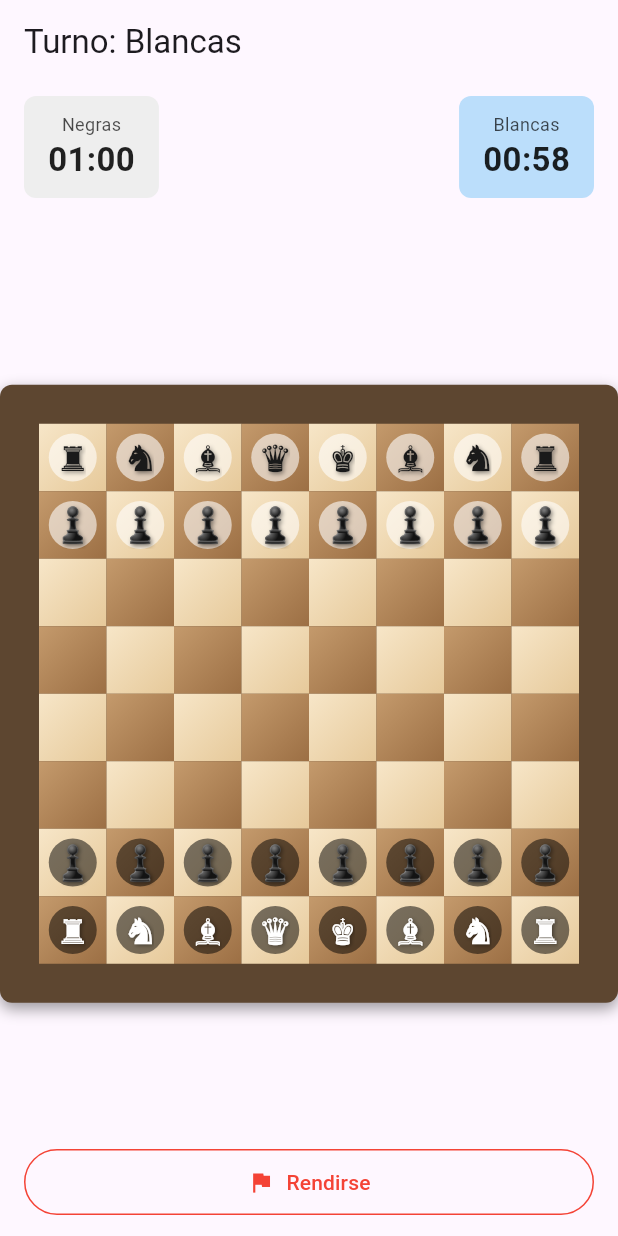
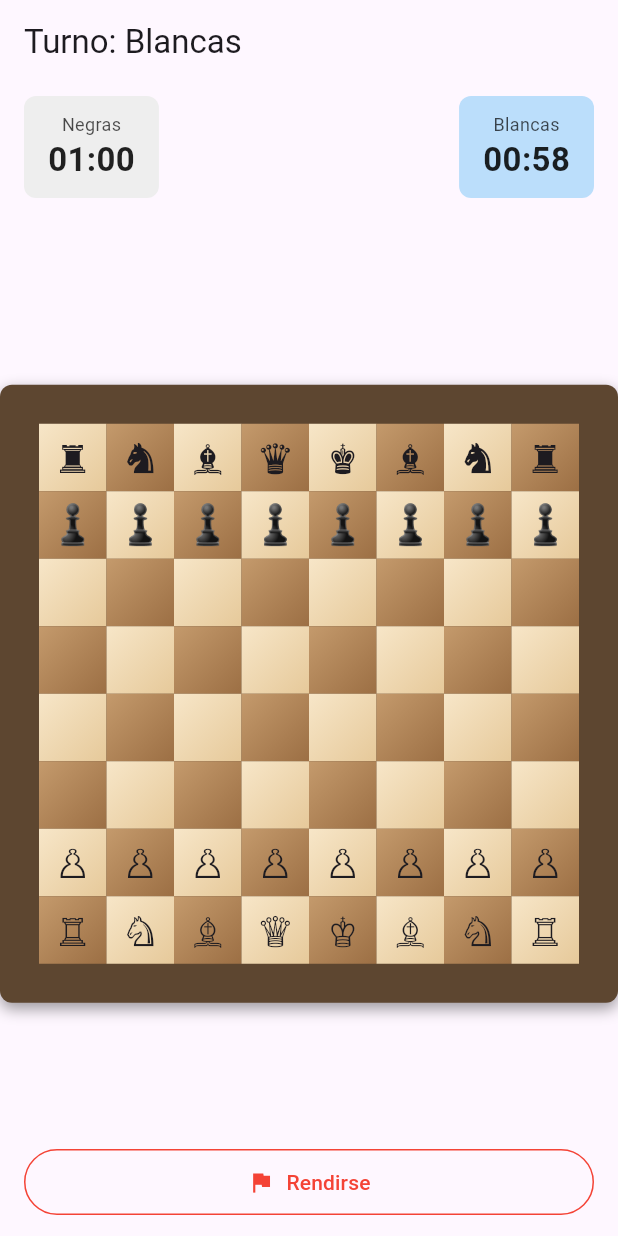
Before and after one commit to adh3us/Chess-in-time, a Flutter app: the screen it shows after launch, after a tap on "Alto", after a tap on "Bullet · 1+0", on a phone screen of 412 x 824 dp. Run offline on Flutter 3.47's test engine with Material 3 defaults, Android fonts, the phone set to English and light mode, and no system bars.

Commit message:
Fase 4: volver a foja cero en piezas y sacar el nivel Medio (por decisión de Lucas)
Los tres intentos sucesivos de darle un estilo propio a las piezas en
Medio/Alto (glifo hueco relleno, contorno con copias desplazadas, círculo
de fondo) terminaron en el mismo problema de contraste una y otra vez.
Las piezas nunca fueron el problema real -- el set clásico ya funcionaba
desde la Fase 2/3 -- así que se revierte por completo: ahora se dibujan
siempre igual, en cualquier nivel.

Se saca el nivel Medio del selector, dejando solo dos: Básico (el
clásico) y Alto, que ahora se diferencia únicamente por el tablero
(colores con degradé, marco con relieve, coordenadas a-h/1-8) y no toca
para nada cómo se ven las piezas.

```diff
--- a/chess_in_time/lib/board_theme.dart
+++ b/chess_in_time/lib/board_theme.dart
@@ -2,13 +2,16 @@ import 'package:flutter/material.dart';
 
 /// ---------------------------------------------------------------------------
 /// CHESS IN TIME — Niveles de visualización del tablero
-/// Tres niveles dentro del mismo estilo "liviano" de la Fase 4: sin imágenes,
-/// sin sprites, sin assets externos — todo resuelto con color/gradiente/sombra
-/// de Flutter puro. Cada nivel es más rico que el anterior, pero ninguno
-/// toca la lógica del juego (motor y reglas quedan exactamente igual).
+/// Dos niveles dentro del mismo estilo "liviano" de la Fase 4: sin imágenes,
+/// sin sprites, sin assets externos — todo resuelto con color/gradiente de
+/// Flutter puro. Ninguno toca la lógica del juego (motor y reglas quedan
+/// exactamente igual), y ninguno toca cómo se dibujan las piezas — eso fue
+/// la fuente de todos los problemas de contraste en el intento anterior con
+/// 3 niveles (Medio se sacó por decisión de Lucas). Alto solo cambia el
+/// tablero: colores, marco y coordenadas.
 /// ---------------------------------------------------------------------------
 
-enum BoardVisual { basico, medio, alto }
+enum BoardVisual { basico, alto }
 
 class BoardThemeConfig {
   final String label;
@@ -18,7 +21,6 @@ class BoardThemeConfig {
   final Gradient? lightSquareGradient;
   final Gradient? darkSquareGradient;
   final Color? lastMoveHighlight;
-  final bool pieceShadow;
   final bool showCoordinates;
   final bool framed;
   final Color frameColor;
@@ -31,7 +33,6 @@ class BoardThemeConfig {
     this.lightSquareGradient,
     this.darkSquareGradient,
     this.lastMoveHighlight,
-    this.pieceShadow = false,
     this.showCoordinates = false,
     this.framed = false,
     this.frameColor = Colors.transparent,
@@ -41,31 +42,13 @@ class BoardThemeConfig {
 final Map<BoardVisual, BoardThemeConfig> boardThemes = {
   BoardVisual.basico: BoardThemeConfig(
     label: 'Básico',
-    description: 'El actual: dos colores lisos, sin marco ni sombras.',
+    description: 'El clásico: dos colores lisos, sin marco ni sombras.',
     lightSquare: Colors.grey.shade100,
     darkSquare: Colors.grey.shade300,
   ),
-  BoardVisual.medio: BoardThemeConfig(
-    label: 'Medio',
-    description: 'Casillas con leve degradé, sombra en las piezas y resalte de la última jugada.',
-    lightSquare: const Color(0xFFEDE6D6),
-    darkSquare: const Color(0xFF7C9473),
-    lightSquareGradient: LinearGradient(
-      begin: Alignment.topLeft,
-      end: Alignment.bottomRight,
-      colors: [const Color(0xFFF3EEE1), const Color(0xFFE3D9C2)],
-    ),
-    darkSquareGradient: LinearGradient(
-      begin: Alignment.topLeft,
-      end: Alignment.bottomRight,
-      colors: [const Color(0xFF87A17C), const Color(0xFF6D8863)],
-    ),
-    lastMoveHighlight: const Color(0x664FC3F7),
-    pieceShadow: true,
-  ),
   BoardVisual.alto: BoardThemeConfig(
     label: 'Alto',
-    description: 'Todo lo de Medio, más coordenadas a-h/1-8 y marco con relieve.',
+    description: 'Casillas con degradé cálido, coordenadas a-h/1-8 y marco con relieve.',
     lightSquare: const Color(0xFFF0D9B5),
     darkSquare: const Color(0xFFB58863),
     lightSquareGradient: LinearGradient(
@@ -79,7 +62,6 @@ final Map<BoardVisual, BoardThemeConfig> boardThemes = {
       colors: [const Color(0xFFC49A6C), const Color(0xFF9C6F44)],
     ),
     lastMoveHighlight: const Color(0x664FC3F7),
-    pieceShadow: true,
     showCoordinates: true,
     framed: true,
     frameColor: const Color(0xFF5D4630),
--- a/chess_in_time/lib/chess_game_screen.dart
+++ b/chess_in_time/lib/chess_game_screen.dart
@@ -73,42 +73,18 @@ _Material _computeMaterial(LocalChessEngine engine) {
   return _Material(capturedByWhite, capturedByBlack, diff);
 }
 
-/// Dibuja una pieza en el tablero según el tema visual activo.
+/// Dibuja una pieza en el tablero.
 ///
-/// Tercera vuelta de feedback de Lucas: el intento del contorno "a mano"
-/// (copias del glifo desplazadas) seguía viéndose mal, porque estos glifos
-/// tienen muchos contornos internos chicos (las puntas de una corona, la
-/// crin del caballo) — a tamaño de pieza, el contorno terminaba tapando
-/// casi toda la silueta de nuevo, cualquiera sea la técnica de trazo.
-///
-/// En vez de perseguir el contorno del glifo, la pieza ahora va sobre un
-/// círculo de fondo — oscuro detrás de las blancas, claro detrás de las
-/// negras — que da contraste garantizado sin depender de la geometría
-/// interna del carácter. Blancas y negras comparten el mismo glifo sólido
-/// y el mismo tratamiento (círculo + relleno), solo cambian los colores:
-/// es la misma línea de diseño para las dos. Básico sigue con el set
-/// clásico hueco/sólido sin tocar.
-Widget _pieceGlyph(ChessPiece piece, BoardThemeConfig theme, bool unifiedStyle) {
-  final shadows = theme.pieceShadow
-      ? const [Shadow(color: Colors.black45, blurRadius: 3, offset: Offset(1, 1))]
-      : null;
-
-  if (!unifiedStyle) {
-    return Text(_symbols[piece.color]![piece.type]!, style: TextStyle(fontSize: 26, shadows: shadows));
-  }
-
-  final glyph = _symbols[PieceColor.black]![piece.type]!; // misma silueta para las dos, un solo estilo
-  final isWhite = piece.color == PieceColor.white;
-  final fill = isWhite ? Colors.white : const Color(0xFF1A1A1A);
-  final pad = isWhite ? Colors.black.withAlpha(130) : Colors.white.withAlpha(150);
-
-  return Container(
-    width: 32,
-    height: 32,
-    alignment: Alignment.center,
-    decoration: BoxDecoration(shape: BoxShape.circle, color: pad),
-    child: Text(glyph, style: TextStyle(fontSize: 23, color: fill, shadows: shadows)),
-  );
+/// Vuelta a foja cero por decisión de Lucas: los tres intentos de darle un
+/// estilo distinto a las piezas en Medio/Alto (glifo hueco relleno,
+/// contorno con copias desplazadas, círculo de fondo) terminaron en el
+/// mismo problema de contraste una y otra vez, y Medio se sacó del todo.
+/// Las piezas se dibujan siempre igual, en cualquier nivel — es el set
+/// clásico que ya venía funcionando desde la Fase 2/3 y nunca fue el
+/// problema. Alto se diferencia solo por el tablero (colores, marco,
+/// coordenadas), no por las piezas.
+Widget _pieceGlyph(ChessPiece piece) {
+  return Text(_symbols[piece.color]![piece.type]!, style: const TextStyle(fontSize: 26));
 }
 
 /// Motivo de cierre que no viene del motor de ajedrez (jaque mate/ahogado/
@@ -382,7 +358,7 @@ class _ChessGameScreenState extends State<ChessGameScreen> {
                             Container(decoration: _squareDecoration(r, c, theme, isSelected, isLastMove)),
                             if (isLastMove && theme.lastMoveHighlight != null)
                               Container(color: theme.lastMoveHighlight),
-                            if (piece != null) _pieceGlyph(piece, theme, _visual != BoardVisual.basico),
+                            if (piece != null) _pieceGlyph(piece),
                             if (isTarget)
                               isCapture
                                   ? Container(
```
